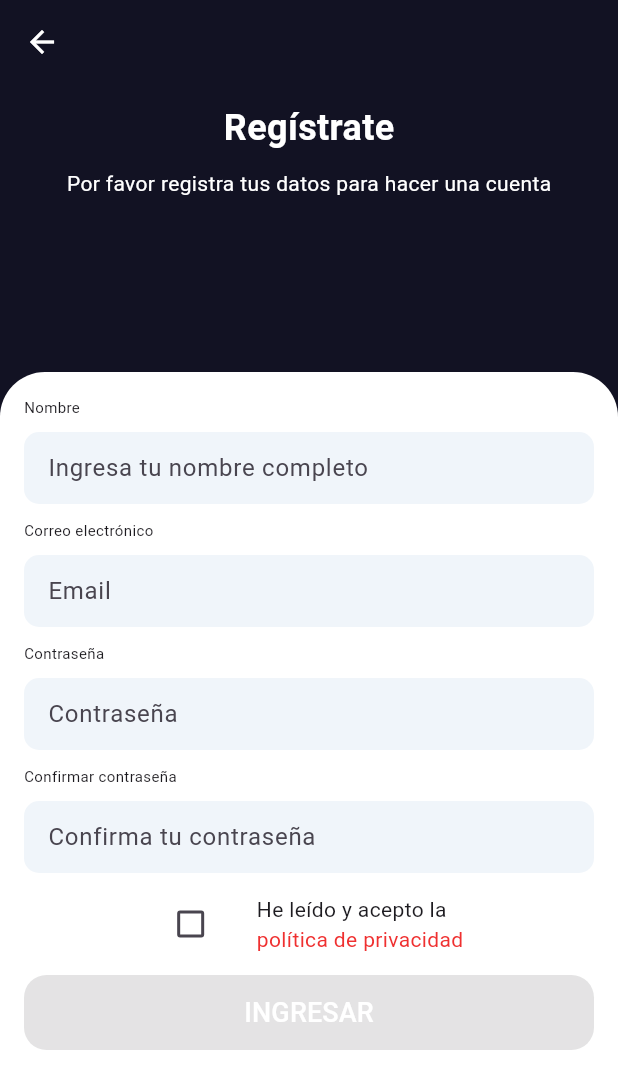
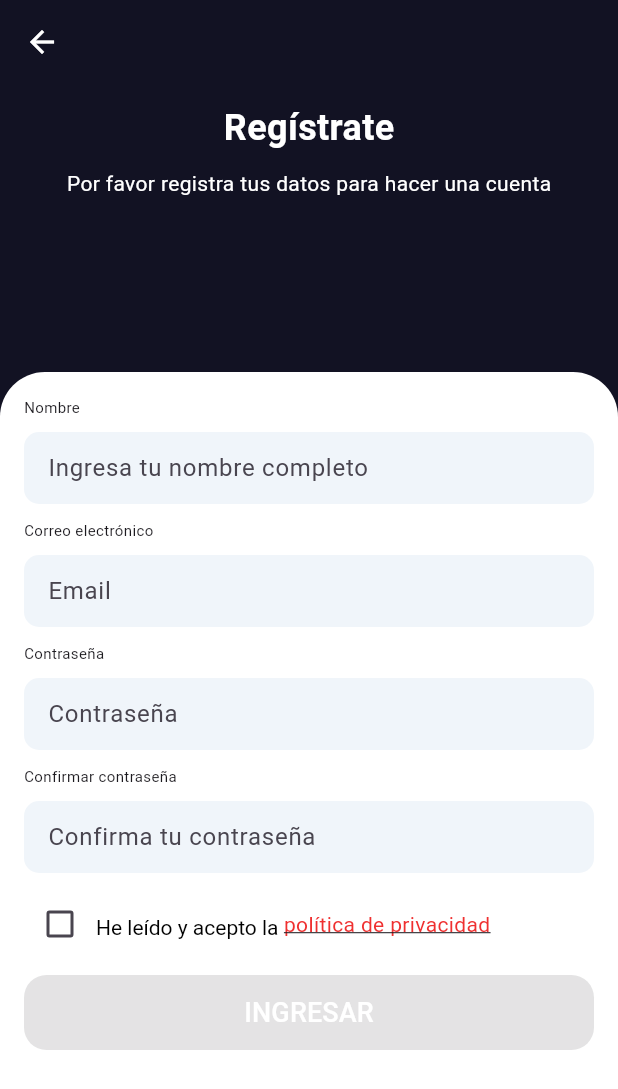
Before and after one commit to juanvaloss/TC2007B.502_MobileApp, a Flutter app: the RegisterScreen screen opened directly, on a phone screen of 412 x 824 dp. Shown: the top 1089 px of the screen. Run offline on Flutter 3.47's test engine with Material 3 defaults, Android fonts, the phone set to English and light mode, and no system bars; our stand-ins replace firebase_core, firebase_messaging, flutter_dotenv, font_awesome_flutter, google_maps_flutter, image_picker and 3 more; accounts and stored records are empty.

Commit message:
Fix: register screen

```diff
--- a/client/lib/screens/access_screens/register_screen.dart
+++ b/client/lib/screens/access_screens/register_screen.dart
@@ -3,10 +3,10 @@ import 'package:flutter/material.dart';
 import 'package:flutter/services.dart';
 import 'package:http/http.dart' as http;
 import '../access_screens/code_screen.dart';
+import '../access_screens/privacyNoticeScreen.dart';
 import 'package:flutter_dotenv/flutter_dotenv.dart';
 
 class EmailInputFormatter extends TextInputFormatter {
-  // Regex for a valid email
   final RegExp _emailRegex = RegExp(
     r'^[a-zA-Z0-9._%+-]*@?[a-zA-Z0-9.-]*\.?[a-zA-Z]*$',
   );
@@ -20,7 +20,6 @@ class EmailInputFormatter extends TextInputFormatter {
   }
 }
 
-
 class RegisterScreen extends StatefulWidget {
   const RegisterScreen({super.key});
 
@@ -29,7 +28,6 @@ class RegisterScreen extends StatefulWidget {
 }
 
 class _RegisterScreenState extends State<RegisterScreen> {
-
   bool isChecked = false;
 
   final TextEditingController nameController = TextEditingController();
@@ -38,21 +36,21 @@ class _RegisterScreenState extends State<RegisterScreen> {
   final TextEditingController confirmPasswordController = TextEditingController();
 
   void sendJsonData() async {
-
-    if(passwordController.text.isEmpty  || emailController.text.isEmpty || nameController.text.isEmpty || confirmPasswordController.text.isEmpty){
+    if (passwordController.text.isEmpty ||
+        emailController.text.isEmpty ||
+        nameController.text.isEmpty ||
+        confirmPasswordController.text.isEmpty) {
       ScaffoldMessenger.of(context).showSnackBar(
         const SnackBar(
-          content: Text(
-              'Por favor llena todos los campos requeridos'),
+          content: Text('Por favor llena todos los campos requeridos'),
         ),
       );
       return;
     }
-    if (passwordController.text != confirmPasswordController.text){
+    if (passwordController.text != confirmPasswordController.text) {
       ScaffoldMessenger.of(context).showSnackBar(
         const SnackBar(
-          content: Text(
-              'Las contraseñas no coinciden'),
+          content: Text('Las contraseñas no coinciden'),
         ),
       );
       return;
@@ -60,14 +58,10 @@ class _RegisterScreenState extends State<RegisterScreen> {
 
     final url = Uri.parse('http://${dotenv.env['LOCAL_IP']}:3000/users/create');
 
-    String name = nameController.text;
-    String email = emailController.text;
-    String password = passwordController.text;
-
     Map<String, dynamic> jsonData = {
-      'name': name,
-      'email': email,
-      'plainPassword': password,
+      'name': nameController.text,
+      'email': emailController.text,
+      'plainPassword': passwordController.text,
     };
 
     try {
@@ -86,10 +80,14 @@ class _RegisterScreenState extends State<RegisterScreen> {
         Navigator.push(
           context,
           MaterialPageRoute(
-            builder: (context) => MfaScreen(userId: userIdResponse, typeOfUser: 1, userEmail: email),
+            builder: (context) => MfaScreen(
+              userId: userIdResponse,
+              typeOfUser: 1,
+              userEmail: emailController.text,
+            ),
           ),
         );
-      } else if(response.statusCode == 403) {
+      } else if (response.statusCode == 403) {
         ScaffoldMessenger.of(context).showSnackBar(
           const SnackBar(
             content: Text("Esta cuenta ya está registrada, intenta iniciar sesión."),
@@ -98,8 +96,6 @@ class _RegisterScreenState extends State<RegisterScreen> {
           ),
         );
       }
-
-
     } catch (e) {
       print('Error: $e');
     }
@@ -122,7 +118,6 @@ class _RegisterScreenState extends State<RegisterScreen> {
       ),
       body: Stack(
         children: [
-          // Top Section
           Container(
             width: screenWidth,
             color: const Color(0xFF121223),
@@ -151,10 +146,7 @@ class _RegisterScreenState extends State<RegisterScreen> {
           ),
           Column(
             children: [
-              Expanded(
-                flex: 1,
-                child: Container(),
-              ),
+              Expanded(flex: 1, child: Container()),
               Expanded(
                 flex: 3,
                 child: Container(
@@ -172,11 +164,7 @@ class _RegisterScreenState extends State<RegisterScreen> {
                       child: Column(
                         crossAxisAlignment: CrossAxisAlignment.start,
                         children: [
-                          // Username
-                          const Text(
-                            "Nombre",
-                            style: TextStyle(fontSize: 10),
-                          ),
+                          const Text("Nombre", style: TextStyle(fontSize: 10)),
                           const SizedBox(height: 10),
                           TextField(
                             controller: nameController,
@@ -186,28 +174,14 @@ class _RegisterScreenState extends State<RegisterScreen> {
                                 borderRadius: BorderRadius.circular(10.0),
                                 borderSide: BorderSide.none,
                               ),
-                              hintText: 'Ingresa tu nombre completo:',
-                              hintStyle: const TextStyle(
-                                color: Color(0xFFA0A5BA),
-                              ),
+                              hintStyle: const TextStyle(color: Color(0xFFA0A5BA)),
                               filled: true,
                               fillColor: const Color(0xFFF0F5FA),
                               isDense: true,
                             ),
-                            style: const TextStyle(
-                              color: Color(0xFFA0A5BA),
                           ),
-                            inputFormatters: [
-                              FilteringTextInputFormatter.allow(RegExp('[a-zA-Z0-9_. ]'))
-                            ],
-                          ),
-
-                          // Email
                           const SizedBox(height: 10),
-                          const Text(
-                            "Correo electrónico",
-                            style: TextStyle(fontSize: 10),
-                          ),
+                          const Text("Correo electrónico", style: TextStyle(fontSize: 10)),
                           const SizedBox(height: 10),
                           TextField(
                             controller: emailController,
@@ -217,28 +191,15 @@ class _RegisterScreenState extends State<RegisterScreen> {
                                 borderRadius: BorderRadius.circular(10.0),
                                 borderSide: BorderSide.none,
                               ),
-                              hintText: 'Ingresa tu correo electrónico:',
-                              hintStyle: const TextStyle(
-                                color: Color(0xFFA0A5BA),
-                              ),
+                              hintStyle: const TextStyle(color: Color(0xFFA0A5BA)),
                               filled: true,
                               fillColor: const Color(0xFFF0F5FA),
                               isDense: true,
                             ),
-                            style: const TextStyle(
-                              color: Color(0xFFA0A5BA),
+                            inputFormatters: [EmailInputFormatter()],
                           ),
-                            inputFormatters: [
-                              EmailInputFormatter()
-                            ],
-                          ),
-
-                          // Password
                           const SizedBox(height: 10),
-                          const Text(
-                            "Contraseña",
-                            style: TextStyle(fontSize: 10),
-                          ),
+                          const Text("Contraseña", style: TextStyle(fontSize: 10)),
                           const SizedBox(height: 10),
                           TextField(
                             controller: passwordController,
@@ -249,28 +210,13 @@ class _RegisterScreenState extends State<RegisterScreen> {
                                 borderRadius: BorderRadius.circular(10.0),
                                 borderSide: BorderSide.none,
                               ),
-                              hintText: 'Ingresa tu contraseña:',
-                              hintStyle: const TextStyle(
-                                color: Color(0xFFA0A5BA),
-                              ),
                               filled: true,
                               fillColor: const Color(0xFFF0F5FA),
                               isDense: true,
                             ),
-                            style: const TextStyle(
-                              color: Color(0xFFA0A5BA),
                           ),
-                            inputFormatters: [
-                              FilteringTextInputFormatter.allow(RegExp('[a-zA-Z0-9_. ]'))
-                            ],
-                          ),
-
-                          // Confirm Password
                           const SizedBox(height: 10),
-                          const Text(
-                            "Confirmar contraseña",
-                            style: TextStyle(fontSize: 10),
-                          ),
+                          const Text("Confirmar contraseña", style: TextStyle(fontSize: 10)),
                           const SizedBox(height: 10),
                           TextField(
                             controller: confirmPasswordController,
@@ -281,30 +227,13 @@ class _RegisterScreenState extends State<RegisterScreen> {
                                 borderRadius: BorderRadius.circular(10.0),
                                 borderSide: BorderSide.none,
                               ),
-                              hintText: 'Ingresa tu contraseña nuevamente:',
-                              hintStyle: const TextStyle(
-                                color: Color(0xFFA0A5BA),
-                              ),
                               filled: true,
                               fillColor: const Color(0xFFF0F5FA),
                               isDense: true,
                             ),
-                            style: const TextStyle(
-                              color: Color(0xFFA0A5BA),
                           ),
-                            inputFormatters: [
-                              FilteringTextInputFormatter.allow(RegExp('[a-zA-Z0-9_. ]'))
-                            ],
-                          ),
-
-                          // Checkbox and policies
                           const SizedBox(height: 10),
-                          Center(
-                            child: Column(
-                              mainAxisAlignment: MainAxisAlignment.center,
-                              children: [
                           Row(
-                                  mainAxisAlignment: MainAxisAlignment.center,
                             children: [
                               Checkbox(
                                 value: isChecked,
@@ -314,50 +243,51 @@ class _RegisterScreenState extends State<RegisterScreen> {
                                   });
                                 },
                               ),
-                                    const SizedBox(width: 20),
-                                    const Text.rich(
-                                      TextSpan(
+                              RichText(
+                                text: TextSpan(
                                   text: "He leído y acepto la ",
-                                        children: <TextSpan>[
-                                          TextSpan(
-                                            text: "\npolítica de privacidad",
+                                  style: const TextStyle(color: Colors.black),
+                                  children: [
+                                    WidgetSpan(
+                                      child: GestureDetector(
+                                        onTap: () {
+                                          Navigator.push(
+                                            context,
+                                            MaterialPageRoute(
+                                              builder: (context) => const PrivacyNoticeScreen(),
+                                            ),
+                                          );
+                                        },
+                                        child: const Text(
+                                          "política de privacidad",
                                           style: TextStyle(
-                                                color: Color(0xFFEF3030)),
-                                          )
+                                            color: Color(0xFFEF3030),
+                                            decoration: TextDecoration.underline,
+                                          ),
+                                        ),
+                                      ),
+                                    ),
                                   ],
                                 ),
                               ),
                             ],
                           ),
-                                // Button
-                                // Button
                           const SizedBox(height: 10),
                           SizedBox(
                             width: double.infinity,
                             height: 50,
                             child: ElevatedButton(
                               style: ElevatedButton.styleFrom(
-                                      backgroundColor: isChecked ? const Color(0xFFEF3030) : Colors.grey, // Disable color when unchecked
-                                      foregroundColor: Colors.white,
+                                backgroundColor: isChecked ? const Color(0xFFEF3030) : Colors.grey,
                                 shape: RoundedRectangleBorder(
                                   borderRadius: BorderRadius.circular(15),
                                 ),
                               ),
-                                    onPressed: isChecked
-                                        ? () {
-                                      sendJsonData();
-                                    }
-                                        : null, // Disabled if the checkbox is not checked
+                              onPressed: isChecked ? sendJsonData : null,
                               child: const Text(
                                 'INGRESAR',
-                                      style: TextStyle(
-                                        fontSize: 18,
-                                        color: Colors.white,
+                                style: TextStyle(fontSize: 18, color: Colors.white),
                               ),
-                                    ),
-                                  ),
-                                ),
-                              ],
                             ),
                           ),
                         ],
```
Lines whose indentation alone changed are shown as unchanged.
